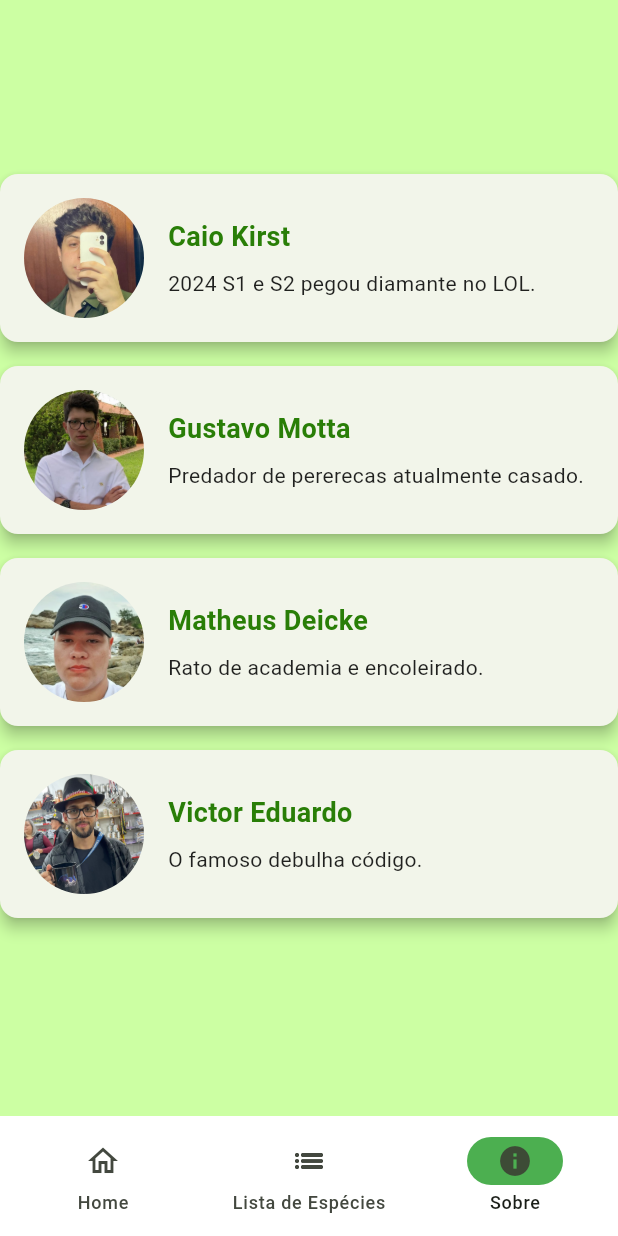
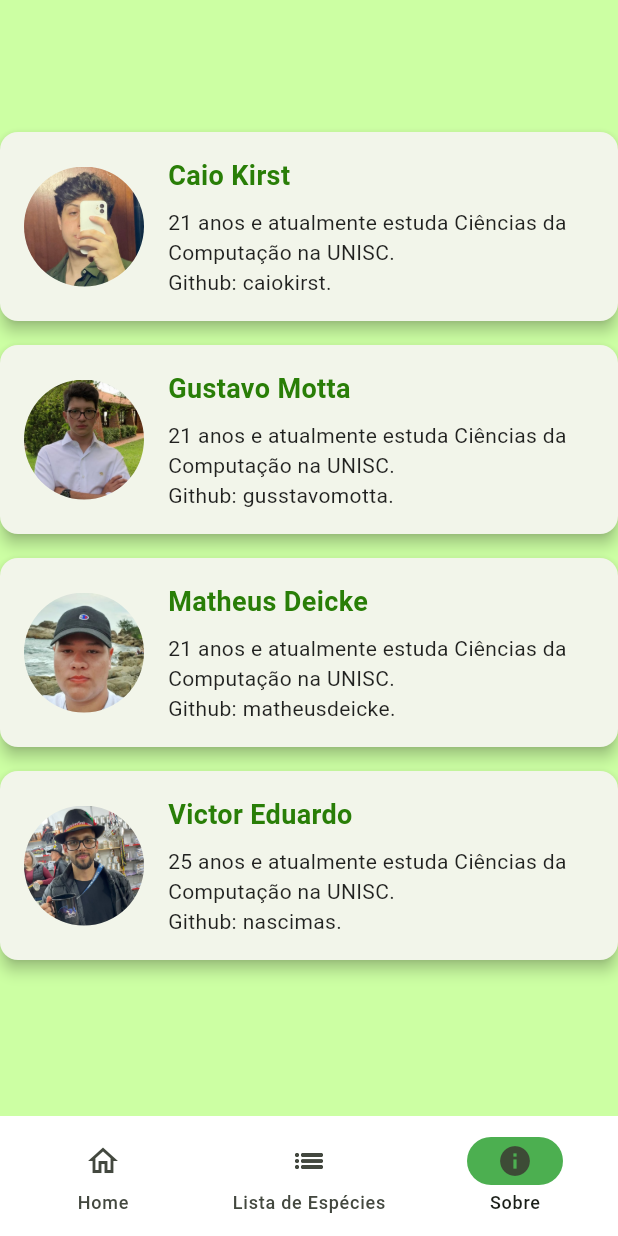
Before and after one commit to Matheusdeicke/amazontrees, a Flutter app: the screen it shows after launch, item 3 of the bottom bar chosen, on a phone screen of 412 x 824 dp. Run offline on Flutter 3.47's test engine with Material 3 defaults, Android fonts, the phone set to English and light mode, and no system bars; our stand-ins replace fluttertoast, logger, sqflite, sqflite_common_ffi; accounts and stored records are empty.

Commit message:
nova att
botão de voltar adicionado na tela de informações e informações nossas da tela sobre modificadas

```diff
--- a/lib/view/tela_sobre.dart
+++ b/lib/view/tela_sobre.dart
@@ -5,22 +5,22 @@ class TelaSobre extends StatelessWidget {
   final List<Map<String, String>> integrantes = [
     {
       'nome': 'Caio Kirst',
-      'descricao': '2024 S1 e S2 pegou diamante no LOL.',
+      'descricao': '21 anos e atualmente estuda Ciências da Computação na UNISC.\nGithub: caiokirst.',
       'imagem': 'assets/images/caio_kirst.png'
     },
     {
       'nome': 'Gustavo Motta',
-      'descricao': 'Predador de pererecas atualmente casado.',
+      'descricao': '21 anos e atualmente estuda Ciências da Computação na UNISC.\nGithub: gusstavomotta.',
       'imagem': 'assets/images/gustavo_motta.png'
     },
     {
       'nome': 'Matheus Deicke',
-      'descricao': 'Rato de academia e encoleirado.',
+      'descricao': '21 anos e atualmente estuda Ciências da Computação na UNISC.\nGithub: matheusdeicke.',
       'imagem': 'assets/images/matheus_deicke.png'
     },
     {
       'nome': 'Victor Eduardo',
-      'descricao': 'O famoso debulha código.',
+      'descricao': '25 anos e atualmente estuda Ciências da Computação na UNISC.\nGithub: nascimas.',
       'imagem': 'assets/images/victor_eduardo.png'
     },
   ];
```
Also changed, not shown: lib/view/tela_info_arvores.dart (+10 -0 lines).
